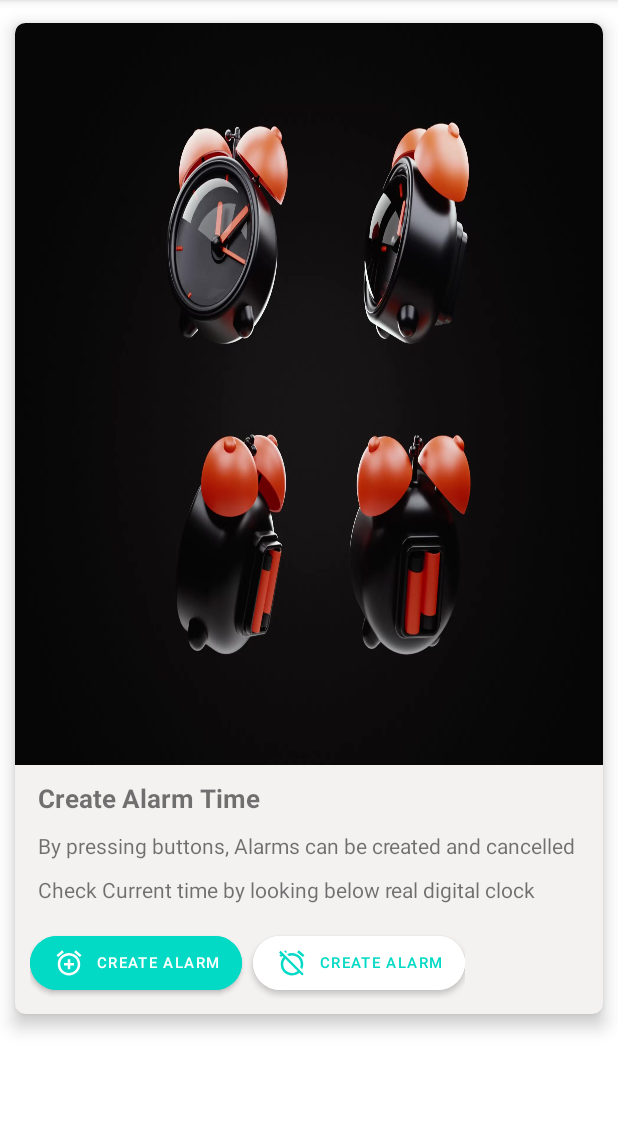
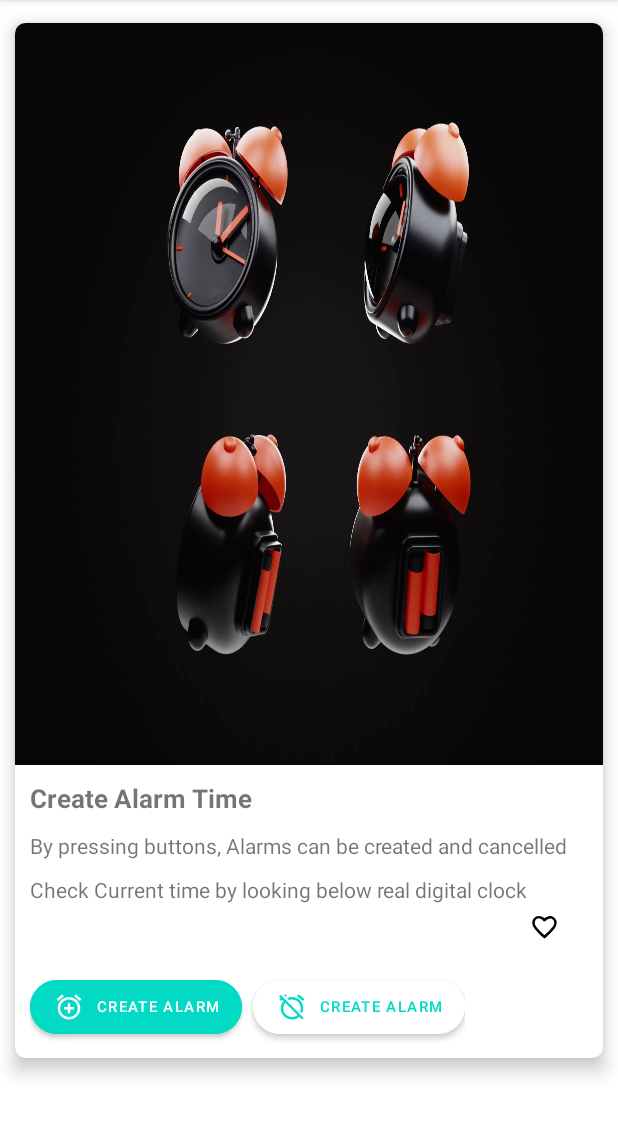
Before and after one commit to SJPatel123/MADPractical8_20012021009, an Android app: the MainActivity screen opened directly, with no data from a screen before it, on a phone screen of 412 x 824 dp, the part 84-1221 px from its top. Run offline under Robolectric (Android 15) with nearby library versions, the phone set to English and light mode, and no system bars.

Commit message:
Practical-8

```diff
--- a/app/src/main/AndroidManifest.xml
+++ b/app/src/main/AndroidManifest.xml
@@ -15,6 +15,7 @@
         tools:targetApi="31">
         <activity
             android:name=".MainActivity"
+            android:configChanges="uiMode"
             android:exported="false" />
         <activity
             android:name=".SplashActivity"
--- a/app/src/main/java/com/example/madpractical8_20012021009/MainActivity.kt
+++ b/app/src/main/java/com/example/madpractical8_20012021009/MainActivity.kt
@@ -1,6 +1,7 @@
 package com.example.madpractical8_20012021009
 
 import android.content.Intent
+import android.content.res.Configuration
 import android.graphics.drawable.AnimationDrawable
 import androidx.appcompat.app.AppCompatActivity
 import android.os.Bundle
@@ -12,6 +13,9 @@ class MainActivity : AppCompatActivity(), Animation.AnimationListener {
     lateinit var alarmimgs : ImageView
     lateinit var alarmimg_frameByFrameAnimation : AnimationDrawable
     lateinit var alarmimgAnimation : Animation
+    lateinit var heartimgs : ImageView
+    lateinit var heart_frameByFrameAnimation : AnimationDrawable
+    lateinit var heartAnimation : Animation
     override fun onCreate(savedInstanceState: Bundle?) {
         super.onCreate(savedInstanceState)
         setContentView(R.layout.activity_main)
@@ -19,9 +23,17 @@ class MainActivity : AppCompatActivity(), Animation.AnimationListener {
         alarmimgs = findViewById(R.id.alarmImages)
         alarmimgs.setBackgroundResource(R.drawable.alarm_image_list)
 
+        heartimgs = findViewById(R.id.heartImages)
+        heartimgs.setBackgroundResource(R.drawable.heart_image_list)
+
         alarmimg_frameByFrameAnimation = alarmimgs.background as AnimationDrawable
 
+        heart_frameByFrameAnimation = heartimgs.background as AnimationDrawable
+
         alarmimgAnimation = AnimationUtils.loadAnimation(this, R.anim.alarm_animation)
+        alarmimgAnimation.setAnimationListener(this)
+
+        heartAnimation = AnimationUtils.loadAnimation(this, R.anim.heart_animation)
         alarmimgAnimation.setAnimationListener(this)
     }
     override fun onWindowFocusChanged(hasFocus: Boolean) {
@@ -30,10 +42,13 @@ class MainActivity : AppCompatActivity(), Animation.AnimationListener {
         if(hasFocus){
             alarmimg_frameByFrameAnimation.start()
             alarmimgs.startAnimation(alarmimgAnimation)
+
+            heart_frameByFrameAnimation.start()
+            heartimgs.startAnimation(heartAnimation)
         }
-        else{
-            alarmimg_frameByFrameAnimation.stop()
-        }
+//        else{
+//            alarmimg_frameByFrameAnimation.stop()
+//        }
     }
     override fun onAnimationStart(p0: Animation?) {
 
--- /dev/null
+++ b/app/src/main/res/anim/heart_animation.xml
@@ -0,0 +1,11 @@
+<?xml version="1.0" encoding="utf-8"?>
+<set xmlns:android="http://schemas.android.com/apk/res/android">
+    <translate
+        android:fromXDelta="0.0"
+        android:fromYDelta="0.0"
+        android:duration="750"/>
+    <translate
+        android:fromXDelta="0.0"
+        android:fromYDelta="0.0"
+        android:duration="750"/>
+</set>
--- /dev/null
+++ b/app/src/main/res/drawable/heart_image_list.xml
@@ -0,0 +1,8 @@
+<?xml version="1.0" encoding="utf-8"?>
+<animation-list xmlns:android="http://schemas.android.com/apk/res/android">
+    <item android:drawable="@drawable/ic_heart_0" android:duration="270"/>
+    <item android:drawable="@drawable/ic_heart_25" android:duration="270"/>
+    <item android:drawable="@drawable/ic_heart_50" android:duration="270"/>
+    <item android:drawable="@drawable/ic_heart_75" android:duration="270"/>
+    <item android:drawable="@drawable/ic_heart_100" android:duration="270"/>
+</animation-list>
--- a/app/src/main/res/layout/activity_main.xml
+++ b/app/src/main/res/layout/activity_main.xml
@@ -25,8 +25,7 @@
             android:layout_marginStart="10dp"
             android:layout_marginEnd="10dp"
             app:cardCornerRadius="7dp"
-            app:cardElevation="7dp"
-            android:backgroundTint="@color/grey">
+            app:cardElevation="7dp">
 
             <LinearLayout
                 android:layout_width="match_parent"
@@ -43,21 +42,28 @@
                     android:textSize="17sp"
                     android:textStyle="bold"
                     android:layout_marginTop="10dp"
-                    android:layout_marginStart="15dp"/>
+                    android:layout_marginStart="10dp"/>
                 <TextView
                     android:layout_width="match_parent"
                     android:layout_height="wrap_content"
                     android:text="@string/alarm_desc"
                     android:layout_marginTop="10dp"
                     android:paddingEnd="10dp"
-                    android:layout_marginStart="15dp"/>
+                    android:layout_marginStart="10dp"/>
                 <TextView
                     android:layout_width="match_parent"
                     android:layout_height="wrap_content"
                     android:text="@string/check_curTime"
                     android:layout_marginTop="10dp"
                     android:paddingEnd="10dp"
-                    android:layout_marginStart="15dp"/>
+                    android:layout_marginStart="10dp"/>
+                <ImageView
+                    android:id="@+id/heartImages"
+                    android:layout_width="27dp"
+                    android:layout_height="27dp"
+                    android:layout_marginTop="2dp"
+                    android:layout_marginEnd="25dp"
+                    android:layout_gravity="right" />
                 <LinearLayout
                     android:layout_width="wrap_content"
                     android:layout_height="wrap_content"
```
